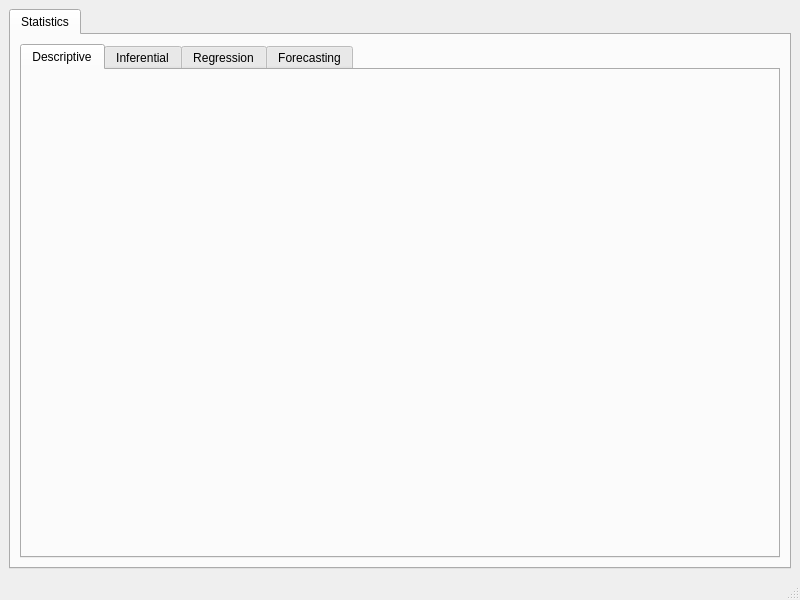
ailever/ailever, file ailever/apps/ailever.ui: the form before one commit.
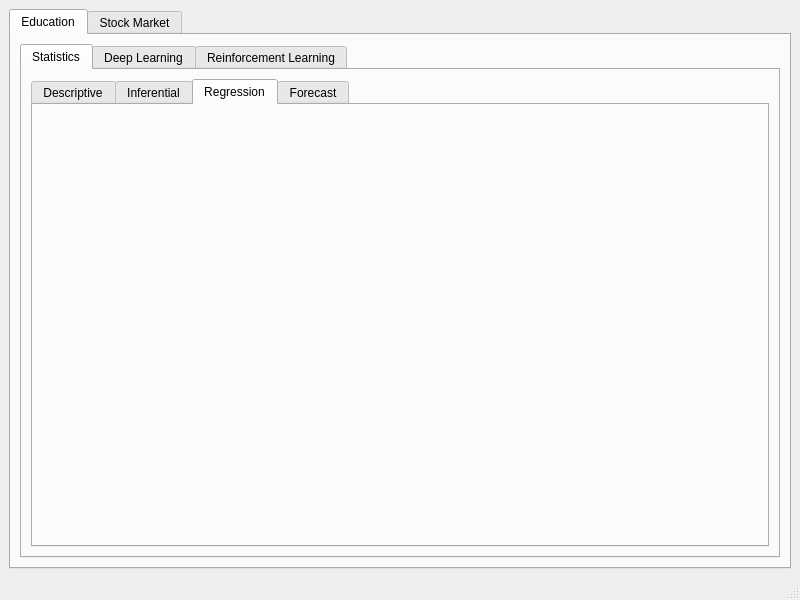
The form after the commit. The open tabs and pages were chosen to show the change.

Diff of the .ui file:
```diff
--- a/ailever/apps/ailever.ui
+++ b/ailever/apps/ailever.ui
@@ -22,7 +22,7 @@
       </property>
       <widget class="QWidget" name="tab">
        <attribute name="title">
-        <string>Statistics</string>
+        <string>Education</string>
        </attribute>
        <layout class="QVBoxLayout" name="verticalLayout">
         <item>
@@ -32,19 +32,68 @@
           </property>
           <widget class="QWidget" name="tab_2">
            <attribute name="title">
-            <string>Descriptive</string>
+            <string>Statistics</string>
            </attribute>
+           <layout class="QVBoxLayout" name="verticalLayout_4">
+            <item>
+             <widget class="QTabWidget" name="Statistics_tabwidget">
+              <property name="currentIndex">
+               <number>3</number>
+              </property>
+              <widget class="QWidget" name="Descriptive_widget">
+               <attribute name="title">
+                <string>Descriptive</string>
+               </attribute>
+              </widget>
+              <widget class="QWidget" name="Inferential_widget">
+               <attribute name="title">
+                <string>Inferential</string>
+               </attribute>
+              </widget>
+              <widget class="QWidget" name="Regression_widget">
+               <attribute name="title">
+                <string>Regression</string>
+               </attribute>
+               <layout class="QVBoxLayout" name="verticalLayout_2"/>
+              </widget>
+              <widget class="QWidget" name="Forecast_widget">
+               <attribute name="title">
+                <string>Forecast</string>
+               </attribute>
+              </widget>
+             </widget>
+            </item>
+           </layout>
           </widget>
           <widget class="QWidget" name="tab_3">
            <attribute name="title">
-            <string>Inferential</string>
+            <string>Deep Learning</string>
            </attribute>
           </widget>
           <widget class="QWidget" name="tab_4">
            <attribute name="title">
-            <string>Regression</string>
+            <string>Reinforcement Learning</string>
            </attribute>
-           <layout class="QVBoxLayout" name="verticalLayout_2">
+          </widget>
+         </widget>
+        </item>
+       </layout>
+      </widget>
+      <widget class="QWidget" name="StockMarket_widget">
+       <attribute name="title">
+        <string>Stock Market</string>
+       </attribute>
+       <layout class="QVBoxLayout" name="verticalLayout_3">
+        <item>
+         <widget class="QTabWidget" name="StockMarket_tabwidget">
+          <property name="currentIndex">
+           <number>0</number>
+          </property>
+          <widget class="QWidget" name="DatasetDescription_widget">
+           <attribute name="title">
+            <string>Dataset Description</string>
+           </attribute>
+           <layout class="QVBoxLayout" name="verticalLayout_6">
             <item>
              <widget class="QScrollArea" name="scrollArea">
               <property name="widgetResizable">
@@ -64,9 +113,9 @@
             </item>
            </layout>
           </widget>
-          <widget class="QWidget" name="tab_5">
+          <widget class="QWidget" name="ResidualAnalysis_widget">
            <attribute name="title">
-            <string>Forecasting</string>
+            <string>Residual Analysis</string>
            </attribute>
           </widget>
          </widget>
```
Left out of the diff: 18 changed lines with no effect on the pictures.
